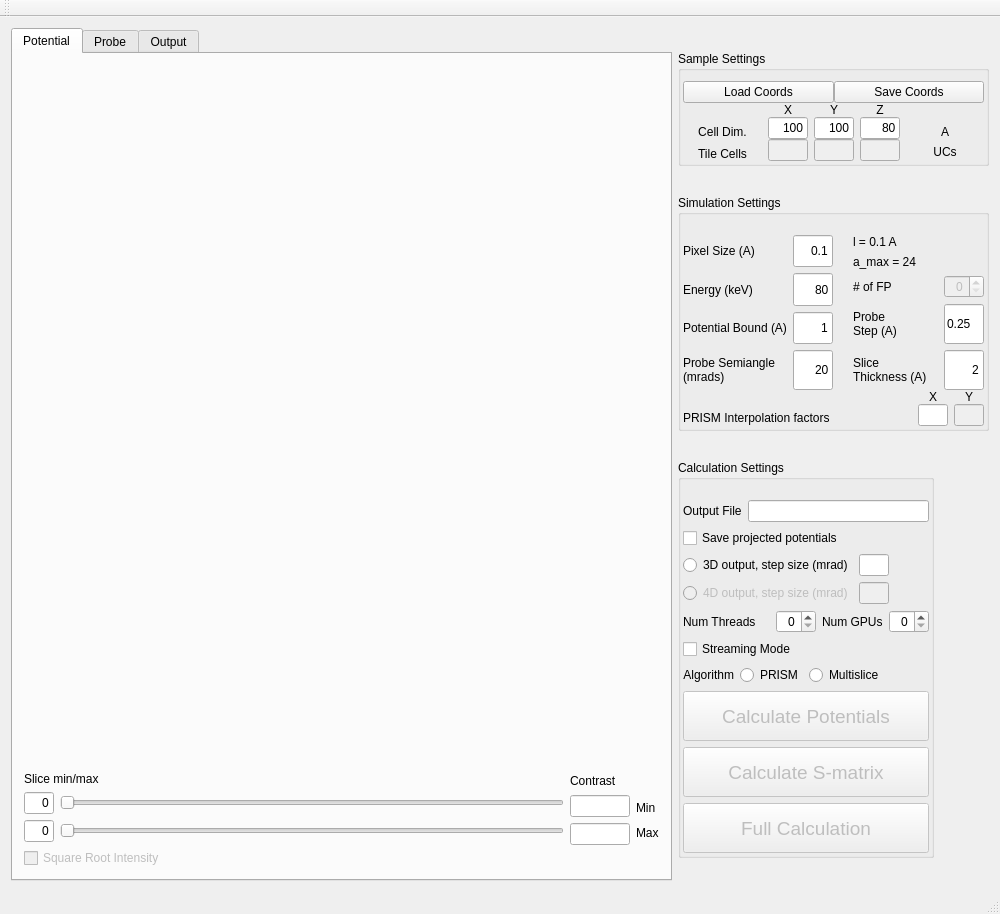
First picture: the form in Qt/prismmainwindow.ui, repository prism-em/prismatic, before the edit.
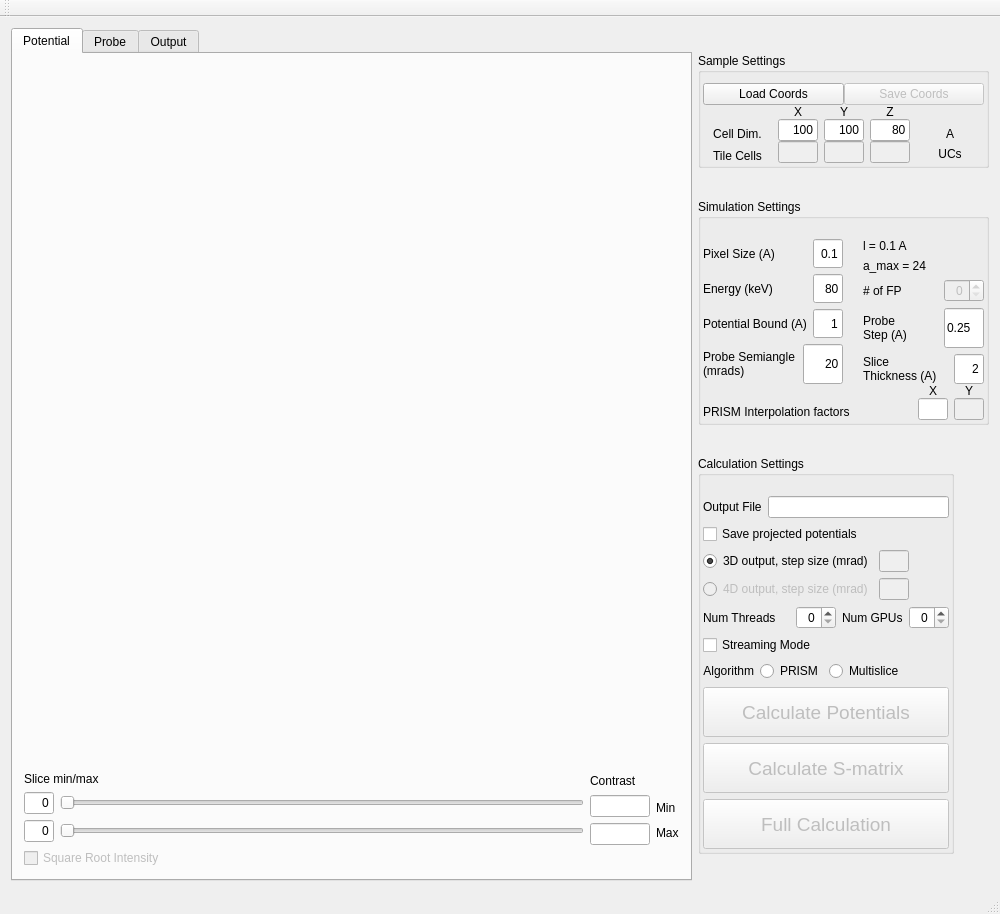
Second picture: the form after the edit.

Commit message: special characters added

The edit to the form file:
```diff
--- a/Qt/prismmainwindow.ui
+++ b/Qt/prismmainwindow.ui
@@ -702,6 +702,9 @@
              </item>
              <item>
               <widget class="QPushButton" name="btn_saveCoordinates">
+               <property name="enabled">
+                <bool>false</bool>
+               </property>
                <property name="sizePolicy">
                 <sizepolicy hsizetype="Minimum" vsizetype="Fixed">
                  <horstretch>0</horstretch>
@@ -1049,7 +1052,7 @@
                    </property>
                    <property name="maximumSize">
                     <size>
-                     <width>40</width>
+                     <width>30</width>
                      <height>16777215</height>
                     </size>
                    </property>
@@ -1088,7 +1091,7 @@
                    </property>
                    <property name="maximumSize">
                     <size>
-                     <width>40</width>
+                     <width>30</width>
                      <height>16777215</height>
                     </size>
                    </property>
@@ -1127,7 +1130,7 @@
                    </property>
                    <property name="maximumSize">
                     <size>
-                     <width>40</width>
+                     <width>30</width>
                      <height>16777215</height>
                     </size>
                    </property>
@@ -1326,7 +1329,7 @@
                    <property name="minimumSize">
                     <size>
                      <width>85</width>
-                     <height>40</height>
+                     <height>30</height>
                     </size>
                    </property>
                    <property name="text">
@@ -1351,7 +1354,7 @@
                    </property>
                    <property name="maximumSize">
                     <size>
-                     <width>40</width>
+                     <width>30</width>
                      <height>16777215</height>
                     </size>
                    </property>
@@ -1540,10 +1543,16 @@
                <property name="text">
                 <string>3D output, step size (mrad)</string>
                </property>
+               <property name="checked">
+                <bool>true</bool>
+               </property>
               </widget>
              </item>
              <item>
               <widget class="QLineEdit" name="lineEdit_3Doutputang">
+               <property name="enabled">
+                <bool>false</bool>
+               </property>
                <property name="maximumSize">
                 <size>
                  <width>30</width>
```
Left out of the diff: 10 changed lines with no effect on the pictures. The commit also changes 2 other files.
